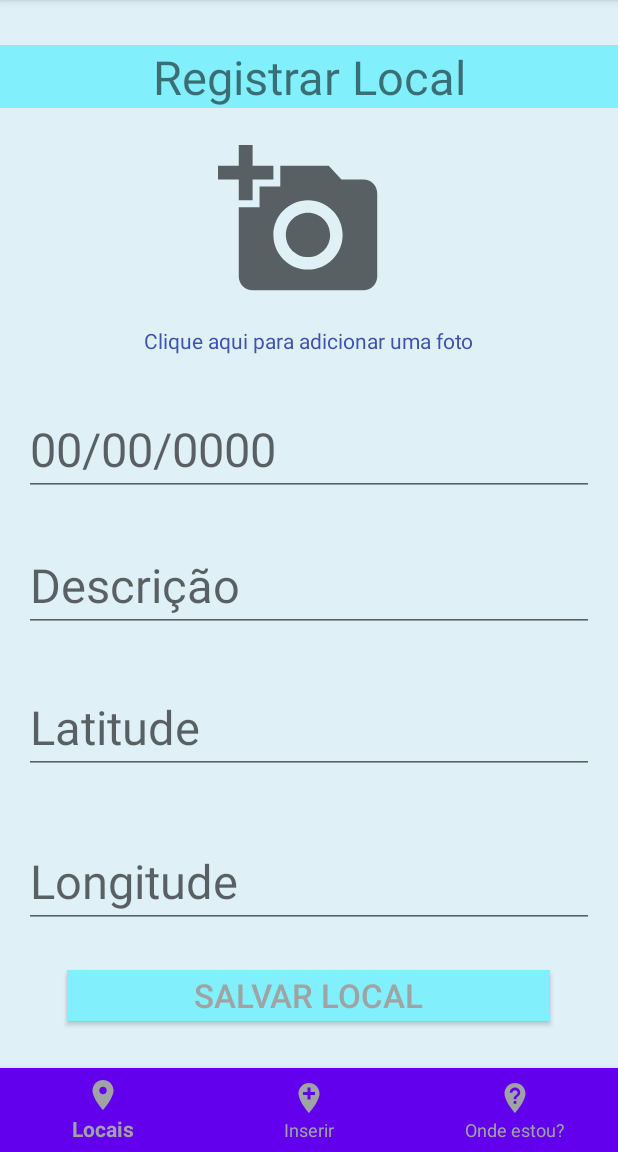
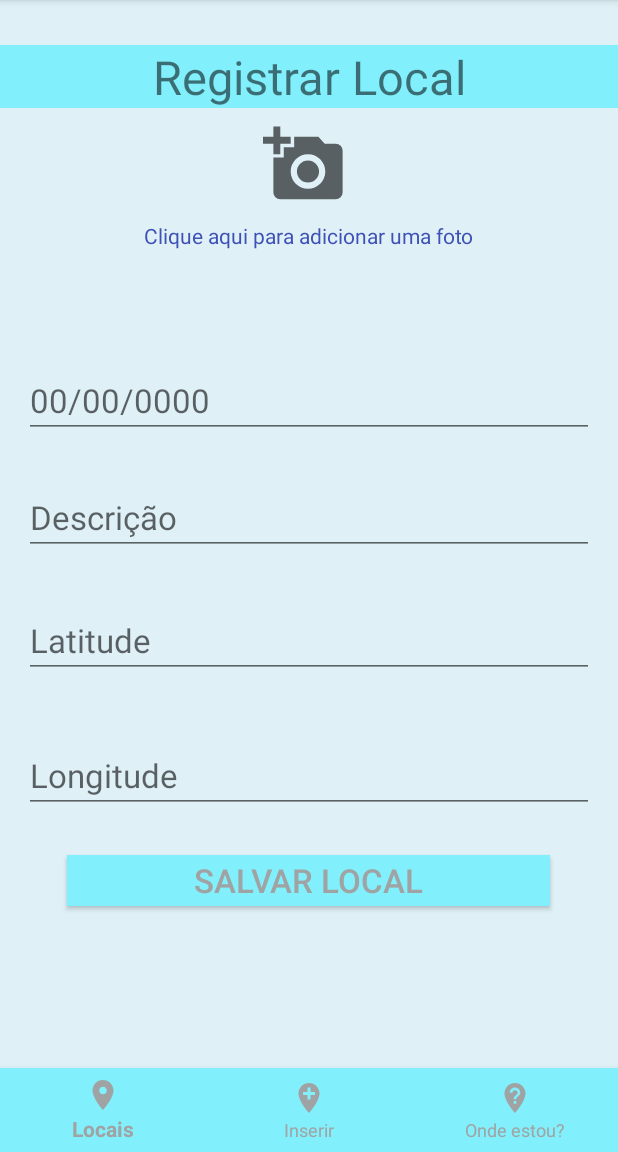
Before and after one commit to portel4/projetoLocation, an Android app: the fragment CadastroLocalFragment placed in its activity, on a phone screen of 412 x 824 dp, the part 84-1236 px from its top. Run offline under Robolectric (Android 15) with nearby library versions, the phone set to English and light mode, and no system bars; libraries missing offline, so code that uses them is left out: com.orhanobut.hawk.

```diff
--- a/app/src/main/java/com/example/location_places/model/LocalRepository.java
+++ b/app/src/main/java/com/example/location_places/model/LocalRepository.java
@@ -76,7 +76,7 @@ public class LocalRepository {
                 });
     }
     public void alterarLocal(Local local){
-        LocalPut localPut = new LocalPut(local.getDescricao(),local.getLatitude(),
+        LocalPut localPut = new LocalPut(local.getData(), local.getDescricao(),local.getLatitude(),
                 local.getLongitude());
          localService.alterarLocal(local.getData(),localPut)
                .enqueue(new Callback<ResponseBody>() {
--- a/app/src/main/java/com/example/location_places/model/LocalService.java
+++ b/app/src/main/java/com/example/location_places/model/LocalService.java
@@ -12,18 +12,18 @@ import retrofit2.http.PUT;
 import retrofit2.http.Path;
 
 public interface LocalService {
-    @GET("/api/acb3b6508fa1460f86d1bb8826ae1b73/local")
+    @GET("/api/226256c86644444da722e404723d7a5f/local")
     Call<List<Local>> getAllLocais();
-    @POST("/api/acb3b6508fa1460f86d1bb8826ae1b73/local")
+    @POST("/api/226256c86644444da722e404723d7a5f/local")
     Call<ResponseBody> salvarLocal(
             @Body
                     Local local);
-    @PUT("/api/acb3b6508fa1460f86d1bb8826ae1b73/local/{data}")
+    @PUT("/api/226256c86644444da722e404723d7a5f/local/{data}")
     Call<ResponseBody> alterarLocal(
             @Path("data") String data,
             @Body LocalPut localPut);
 
-    @DELETE("/api/acb3b6508fa1460f86d1bb8826ae1b73/local/{data}")
+    @DELETE("/api/226256c86644444da722e404723d7a5f/local/{data}")
     Call<ResponseBody> deletarLocal(
             @Path("data") String data);
 }
--- a/app/src/main/java/com/example/location_places/ui/CadastroLocalFragment.java
+++ b/app/src/main/java/com/example/location_places/ui/CadastroLocalFragment.java
@@ -100,7 +100,7 @@ public class CadastroLocalFragment extends Fragment {
         buttonSalvar.setOnClickListener(new View.OnClickListener() {
             @Override
             public void onClick(View v) {
-                salvar();
+                salvarLocal(v);
             }
         });
 
@@ -155,7 +155,7 @@ public class CadastroLocalFragment extends Fragment {
         }
     }
 
-    public void salvar() {
+    public void salvarLocal(View v) {
 
         if(localCorrente == null){
             localCorrente = new Local();
--- a/app/src/main/java/com/example/location_places/ui/LocaisFragment.java
+++ b/app/src/main/java/com/example/location_places/ui/LocaisFragment.java
@@ -66,6 +66,7 @@ public class LocaisFragment extends Fragment {
                 if (locaisList != null) {
                     adapter.setResults(locaisList);
                 }
+
                 progressBar.setVisibility(View.GONE);
             }
         });
@@ -74,8 +75,8 @@ public class LocaisFragment extends Fragment {
             public void onItemClick(int position, Local local) {
                 replaceFragment(R.id.frameLayoutMain,
                         CadastroLocalFragment.newInstance("",local),
-                        "FRAGMENTLOCAL",
-                        "local_click");
+                        "LOCAISFRAGMENT",
+                        "LOCAIS");
             }
         });
     }
--- a/app/src/main/java/com/example/location_places/ui/MainActivity.java
+++ b/app/src/main/java/com/example/location_places/ui/MainActivity.java
@@ -40,9 +40,9 @@ public class MainActivity extends AppCompatActivity {
                                 "LOCAIS");
                         return true;
 
-                    case R.id.inserir:
+                    case R.id.inserirLocal:
                         replaceFragment(R.id.frameLayoutMain,
-                                LocaisFragment.newInstance("",null),
+                                CadastroLocalFragment.newInstance("",null),
                                 "INSERIRLOCAISFRAGMENT",
                                 "INSERIRLOCAIS");
                         return true;
--- a/app/src/main/res/layout/activity_login.xml
+++ b/app/src/main/res/layout/activity_login.xml
@@ -26,10 +26,10 @@
         android:layout_width="match_parent"
         android:layout_height="wrap_content"
         android:textSize="14pt"
-        android:layout_marginTop="300dp"
+        android:layout_marginTop="175dp"
         android:layout_marginRight="16dp"
         android:layout_marginLeft="16dp"
-        android:hint="Login"
+        android:hint="E-mail"
         app:layout_constraintTop_toBottomOf="@+id/textViewTitulo"
         app:layout_constraintRight_toRightOf="parent"
         app:layout_constraintLeft_toLeftOf="parent"/>
@@ -72,6 +72,7 @@
         android:onClick="login"
         android:layout_marginTop="24dp"
         android:layout_marginRight="16dp"
+        android:layout_marginLeft="16dp"
         app:layout_constraintTop_toBottomOf="@+id/editTextSenha"
         app:layout_constraintRight_toRightOf="parent"
         app:layout_constraintLeft_toLeftOf="parent"/>
--- a/app/src/main/res/layout/activity_main.xml
+++ b/app/src/main/res/layout/activity_main.xml
@@ -22,7 +22,7 @@
         android:id="@+id/bottomNav"
         app:layout_constraintTop_toBottomOf="@id/frameLayoutMain"
         app:layout_constraintBottom_toBottomOf="parent"
-        android:background="@color/colorPrimary"
+        android:background="@color/fundoFaixa"
         app:menu="@menu/bottom_nav_menu"
         app:itemIconTint="@color/cinzaLetra"
         app:itemTextColor="@color/cinzaLetra"
--- a/app/src/main/res/layout/fragment_cadastro_local.xml
+++ b/app/src/main/res/layout/fragment_cadastro_local.xml
@@ -1,11 +1,12 @@
 <?xml version="1.0" encoding="utf-8"?>
-<androidx.constraintlayout.widget.ConstraintLayout xmlns:android="http://schemas.android.com/apk/res/android"
+<androidx.constraintlayout.widget.ConstraintLayout
+    xmlns:android="http://schemas.android.com/apk/res/android"
     xmlns:app="http://schemas.android.com/apk/res-auto"
     xmlns:tools="http://schemas.android.com/tools"
     android:background="@color/fundoPadrao"
     android:layout_width="match_parent"
     android:layout_height="match_parent"
-    tools:context=".ui.CadastroActivity">
+    tools:context=".ui.CadastroLocalFragment">
 
     <TextView
         android:id="@+id/textViewTitulo"
@@ -27,9 +28,9 @@
 
     <ImageView
         android:id="@+id/fotoLocal"
-        android:layout_width="120dp"
-        android:layout_height="120dp"
-        android:layout_marginTop="20dp"
+        android:layout_width="60dp"
+        android:layout_height="60dp"
+        android:layout_marginTop="10dp"
         android:src="@drawable/ic_place_holder"
         app:layout_constraintHorizontal_bias="0.498"
         app:layout_constraintLeft_toLeftOf="parent"
@@ -52,15 +53,14 @@
         android:layout_width="match_parent"
         android:layout_height="wrap_content"
         android:layout_marginLeft="16dp"
-        android:layout_marginTop="196dp"
+        android:layout_marginTop="75dp"
         android:layout_marginRight="16dp"
         android:hint="00/00/0000"
-        android:inputType="date"
-        android:textSize="14pt"
+        android:textSize="10pt"
         app:layout_constraintHorizontal_bias="0.0"
         app:layout_constraintLeft_toLeftOf="parent"
         app:layout_constraintRight_toRightOf="parent"
-        app:layout_constraintTop_toBottomOf="@+id/textViewTitulo" />
+        app:layout_constraintTop_toBottomOf="@+id/linkLocal" />
 
     <EditText
         android:id="@+id/editTextDescricao"
@@ -70,7 +70,7 @@
         android:layout_marginTop="28dp"
         android:layout_marginRight="16dp"
         android:hint="Descrição"
-        android:textSize="14pt"
+        android:textSize="10pt"
         app:layout_constraintHorizontal_bias="0.0"
         app:layout_constraintLeft_toLeftOf="parent"
         app:layout_constraintRight_toRightOf="parent"
@@ -84,7 +84,7 @@
         android:layout_marginTop="32dp"
         android:layout_marginRight="16dp"
         android:hint="Latitude"
-        android:textSize="14pt"
+        android:textSize="10pt"
         app:layout_constraintHorizontal_bias="0.0"
         app:layout_constraintLeft_toLeftOf="parent"
         app:layout_constraintRight_toRightOf="parent"
@@ -98,7 +98,7 @@
         android:layout_marginTop="40dp"
         android:layout_marginRight="16dp"
         android:hint="Longitude"
-        android:textSize="14pt"
+        android:textSize="10pt"
         app:layout_constraintHorizontal_bias="0.0"
         app:layout_constraintLeft_toLeftOf="parent"
         app:layout_constraintRight_toRightOf="parent"
@@ -111,7 +111,7 @@
         android:layout_marginTop="28dp"
         android:layout_marginRight="16dp"
         android:background="@color/fundoFaixa"
-        android:onClick="salvar"
+        android:onClick="salvarLocal"
         android:text="Salvar local"
         android:textColor="@color/cinzaLetra"
         android:textSize="10pt"
--- a/app/src/main/res/layout/item_local.xml
+++ b/app/src/main/res/layout/item_local.xml
@@ -20,6 +20,7 @@
             android:layout_margin="4dp"
             app:layout_constraintStart_toStartOf="parent"
             app:layout_constraintTop_toTopOf="parent">
+
             <TextView
                 android:id="@+id/textViewDataLocal"
                 android:textSize="8pt"
--- a/app/src/main/res/menu/bottom_nav_menu.xml
+++ b/app/src/main/res/menu/bottom_nav_menu.xml
@@ -6,7 +6,7 @@
         android:title="Locais"
         />
 
-    <item android:id="@+id/inserir"
+    <item android:id="@+id/inserirLocal"
         android:icon="@drawable/ic_add_location_black_18dp"
         android:title="Inserir"
         />
```
Also changed, not shown: app/src/main/java/com/example/location_places/model/LocalPut.java (+13 -2 lines).
